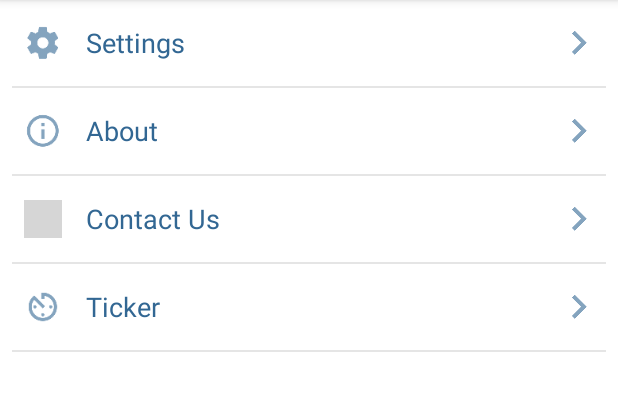
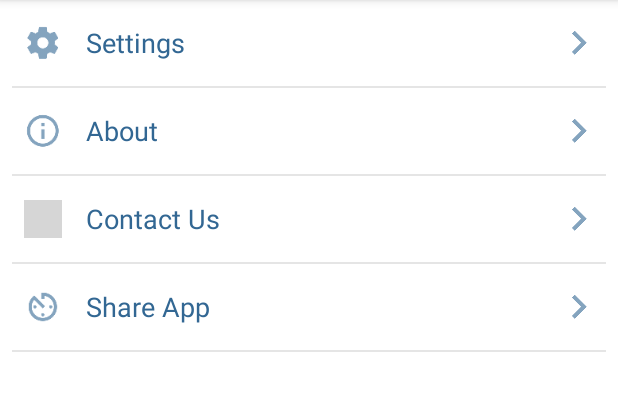
Before and after one commit to 95subodh/CryptoTicker, an Android app: the fragment MoreTab shown on its own in the app's theme, after a tap on "Contact Us", on a phone screen of 412 x 824 dp, the part 84-495 px from its top. Run offline under Robolectric (Android 15) with nearby library versions, the phone set to English and light mode, and no system bars; grey boxes are pictures that could not be loaded.

Commit message:
added share button in more tab

```diff
--- a/app/src/main/java/com/apps/sky/cryptoticker/HomePage/HomePageTabs/MoreTab/MoreTab.java
+++ b/app/src/main/java/com/apps/sky/cryptoticker/HomePage/HomePageTabs/MoreTab/MoreTab.java
@@ -30,7 +30,7 @@ public class MoreTab extends Fragment implements View.OnClickListener {
         rootView.findViewById(R.id.more_tab_item_settings).setOnClickListener(this);
         rootView.findViewById(R.id.more_tab_item_about).setOnClickListener(this);
         rootView.findViewById(R.id.more_tab_item_contact_us).setOnClickListener(this);
-        rootView.findViewById(R.id.more_tab_item_ticker).setOnClickListener(this);
+        rootView.findViewById(R.id.more_tab_item_share_app).setOnClickListener(this);
 
         return rootView;
     }
@@ -49,7 +49,13 @@ public class MoreTab extends Fragment implements View.OnClickListener {
             case R.id.more_tab_item_contact_us:
                 break;
 
-            case R.id.more_tab_item_ticker:
+            case R.id.more_tab_item_share_app:
+                Intent sharingIntent = new Intent(android.content.Intent.ACTION_SEND);
+                sharingIntent.setType("text/plain");
+                String shareBody = "This is a cool app for watching and making crytocurrent portfolios. https://github.com/95subodh/CryptoTicker";
+                sharingIntent.putExtra(android.content.Intent.EXTRA_SUBJECT, "Subject Here");
+                sharingIntent.putExtra(android.content.Intent.EXTRA_TEXT, shareBody);
+                startActivity(Intent.createChooser(sharingIntent, "Share via"));
                 break;
         }
     }
--- a/app/src/main/res/layout/more_tab.xml
+++ b/app/src/main/res/layout/more_tab.xml
@@ -139,7 +139,7 @@
             android:background="@color/ten_per_translucent"/>
 
         <RelativeLayout
-            android:id="@+id/more_tab_item_ticker"
+            android:id="@+id/more_tab_item_share_app"
             android:layout_width="match_parent"
             android:layout_height="wrap_content"
             android:padding="16dp">
@@ -158,7 +158,7 @@
                 android:layout_centerVertical="true"
                 android:layout_marginStart="16dp"
                 android:layout_toEndOf="@id/ticker_icon"
-                android:text="Ticker"
+                android:text="Share App"
                 android:textColor="@color/colorPrimaryDark"
                 android:textSize="18sp" />
 
```
